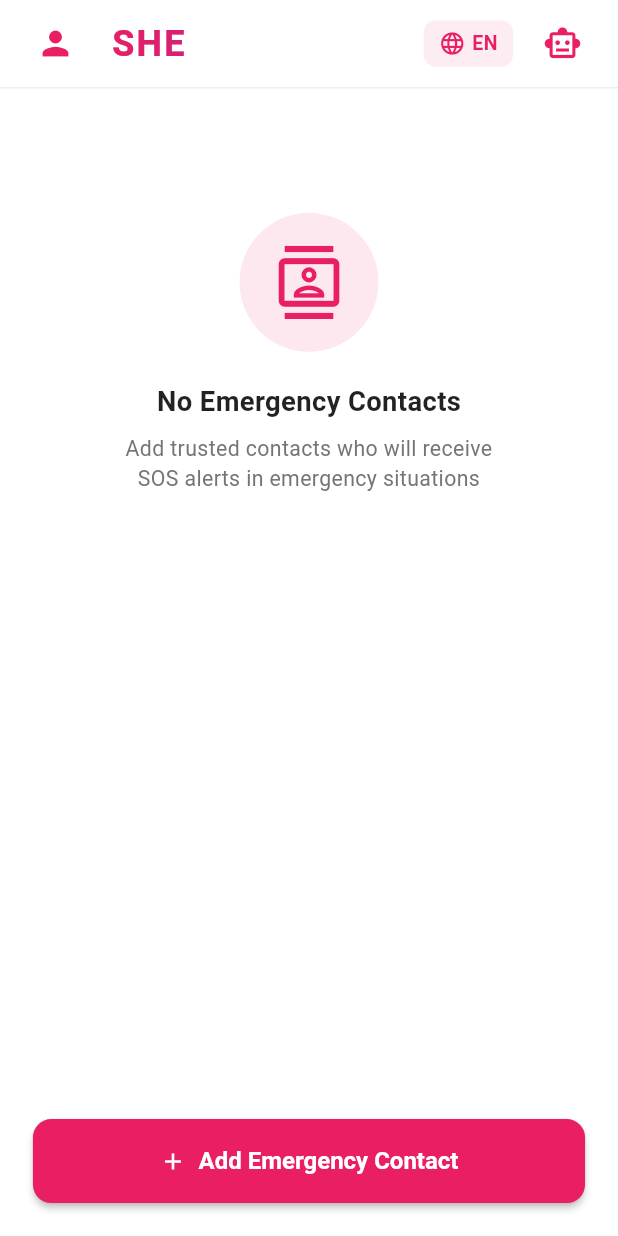
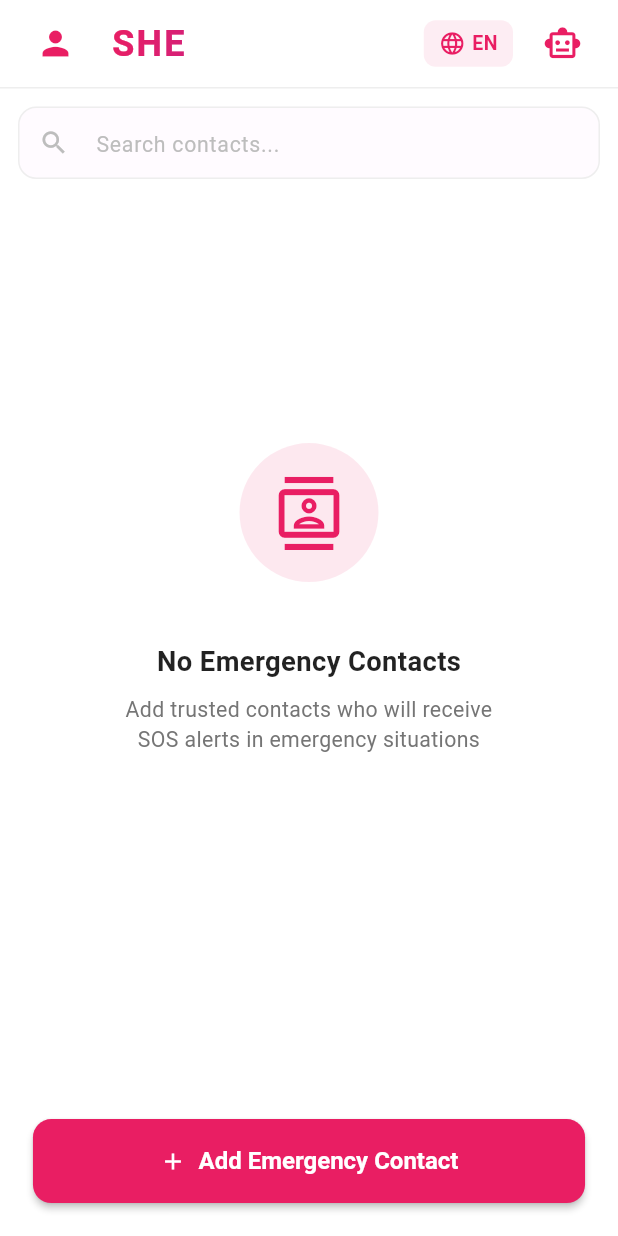
Before and after one commit to HarshasriM/everest_hackathon, a Flutter app: the ContactsScreen screen opened directly, on a phone screen of 412 x 824 dp. Run offline on Flutter 3.47's test engine with Material 3 defaults, Android fonts, the phone set to English and light mode, and no system bars; our stand-ins replace bloc, dartz, dio, equatable, flutter_bloc, flutter_screenutil and 13 more; accounts and stored records are empty.

Commit message:
clean code of contacts screen

```diff
--- a/lib/features/contacts/presentation/contacts_screen.dart
+++ b/lib/features/contacts/presentation/contacts_screen.dart
@@ -1,3 +1,4 @@
+import 'package:everest_hackathon/domain/entities/contact.dart';
 import 'package:everest_hackathon/shared/widgets/custom_app_bar.dart';
 import 'package:flutter/material.dart';
 import 'package:flutter_bloc/flutter_bloc.dart';
@@ -7,8 +8,8 @@ import 'package:url_launcher/url_launcher.dart';
 import '../../../core/theme/color_scheme.dart';
 import '../../../core/dependency_injection/di_container.dart';
 
-import '../domain/entities/contact.dart';
-import 'bloc/contacts_bloc.dart';
+
+import '../bloc/contacts_bloc.dart';
 import '../widgets/add_contact_bottom_sheet.dart';
 import '../widgets/contact_card.dart';
 
@@ -54,14 +55,9 @@ class _ContactsScreenState extends State<ContactsScreen> {
       body: SafeArea(
         child: Column(
           children: [
-            BlocBuilder<ContactsBloc, ContactsState>(
-              bloc: _contactsBloc,
-              builder: (context, state) {
-                final hasContacts = state is ContactsLoaded && state.contacts.isNotEmpty;
-                if (hasContacts) {
-                  return Padding(
-                    padding: const EdgeInsets.symmetric(horizontal: 16, vertical: 12),
-                    child: TextField(
+                   Padding(
+                     padding: const EdgeInsets.all(12.0),
+                     child: TextField(
                       controller: _searchController,
                       onChanged: (query) {
                         _contactsBloc.add(SearchContactsEvent(query));
@@ -97,12 +93,9 @@ class _ContactsScreenState extends State<ContactsScreen> {
                           ),
                         ),
                       ),
-                    ),
-                  );
-                }
-                return const SizedBox.shrink();
-              },
-            ),
+                                       ),
+                   ),
+
             SizedBox(height: 20.h),
             // Contacts List
             Expanded(child: _buildContactsList()),
@@ -201,7 +194,7 @@ class _ContactsScreenState extends State<ContactsScreen> {
       child: Column(
         mainAxisAlignment: MainAxisAlignment.center,
         children: [
-          SizedBox(height: 40.h),
+          SizedBox(height: 120.h),
           Container(
             padding: EdgeInsets.all(20.w),
             decoration: BoxDecoration(
@@ -214,7 +207,7 @@ class _ContactsScreenState extends State<ContactsScreen> {
               color: AppColorScheme.primaryColor,
             ),
           ),
-          SizedBox(height: 20.h),
+          SizedBox(height: 40.h),
           Text(
             'No Emergency Contacts',
             style: TextStyle(
--- a/lib/features/contacts/widgets/add_contact_bottom_sheet.dart
+++ b/lib/features/contacts/widgets/add_contact_bottom_sheet.dart
@@ -1,8 +1,9 @@
+import 'package:everest_hackathon/domain/entities/contact.dart';
 import 'package:flutter/material.dart';
 import 'package:flutter_screenutil/flutter_screenutil.dart';
 
 import '../../../core/theme/color_scheme.dart';
-import '../domain/entities/contact.dart';
+
 
 class AddContactBottomSheet extends StatefulWidget {
   final Function(Contact) onContactAdded;
--- a/lib/features/contacts/widgets/contact_card.dart
+++ b/lib/features/contacts/widgets/contact_card.dart
@@ -1,8 +1,9 @@
+import 'package:everest_hackathon/domain/entities/contact.dart';
 import 'package:flutter/material.dart';
 import 'package:flutter_screenutil/flutter_screenutil.dart';
 
 import '../../../core/theme/color_scheme.dart';
-import '../domain/entities/contact.dart';
+
 
 class ContactCard extends StatelessWidget {
   final Contact contact;
```
Also changed, not shown: lib/core/dependency_injection/di_setup.dart (+7 -5 lines), lib/features/contacts/bloc/contacts_bloc.dart (renamed from lib/features/contacts/presentation/bloc/contacts_bloc.dart, +5 -4 lines), lib/data/repositories_impl/contacts_repository_impl.dart (renamed from lib/features/contacts/data/repositories/contacts_repository_impl.dart), lib/domain/entities/contact.dart (renamed from lib/features/contacts/domain/entities/contact.dart), lib/domain/repositories/contacts_repository.dart (renamed from lib/features/contacts/domain/repositories/contacts_repository.dart), lib/domain/usecases/add_contact_usecase.dart (renamed from lib/features/contacts/domain/usecases/add_contact_usecase.dart), lib/domain/usecases/get_contacts_usecase.dart (renamed from lib/features/contacts/domain/usecases/get_contacts_usecase.dart), lib/features/contacts/bloc/contacts_event.dart (renamed from lib/features/contacts/presentation/bloc/contacts_event.dart), lib/features/contacts/bloc/contacts_state.dart (renamed from lib/features/contacts/presentation/bloc/contacts_state.dart).
